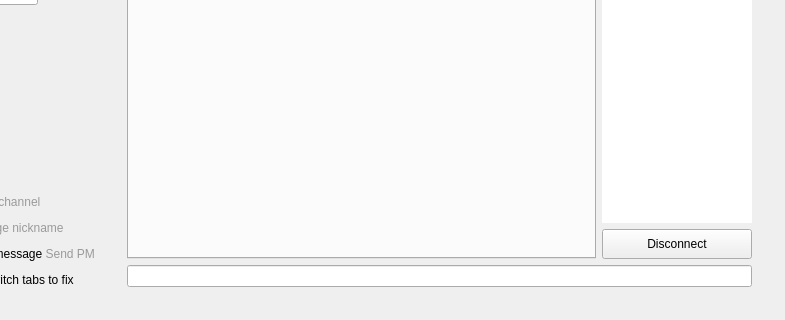
The window that src/qt/forms/chatwindow.ui (Quadmium/DopeCoinV3) describes before a commit, drawn with Qt 5; both pictures show x 163 to 948 and y 234 to 554 of the 948 by 554 pixel window.
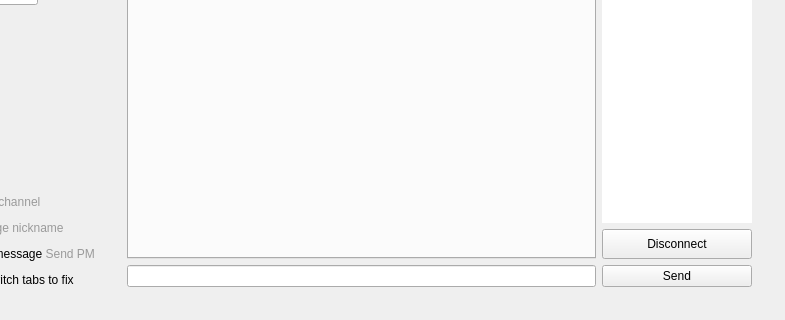
The same window after the commit.

```diff
--- a/src/qt/forms/chatwindow.ui
+++ b/src/qt/forms/chatwindow.ui
@@ -150,22 +150,6 @@
          <property name="sizeConstraint">
           <enum>QLayout::SetDefaultConstraint</enum>
          </property>
-         <item row="3" column="0" colspan="2">
-          <widget class="QLineEdit" name="lineEdit">
-           <property name="sizePolicy">
-            <sizepolicy hsizetype="Minimum" vsizetype="Fixed">
-             <horstretch>0</horstretch>
-             <verstretch>0</verstretch>
-            </sizepolicy>
-           </property>
-           <property name="maximumSize">
-            <size>
-             <width>16777215</width>
-             <height>30</height>
-            </size>
-           </property>
-          </widget>
-         </item>
          <item row="0" column="1">
           <widget class="QListView" name="userView">
            <property name="sizePolicy">
@@ -236,6 +220,29 @@
            </property>
           </widget>
          </item>
+         <item row="3" column="0">
+          <widget class="QLineEdit" name="lineEdit">
+           <property name="sizePolicy">
+            <sizepolicy hsizetype="Minimum" vsizetype="Fixed">
+             <horstretch>0</horstretch>
+             <verstretch>0</verstretch>
+            </sizepolicy>
+           </property>
+           <property name="maximumSize">
+            <size>
+             <width>16777215</width>
+             <height>30</height>
+            </size>
+           </property>
+          </widget>
+         </item>
+         <item row="3" column="1">
+          <widget class="QPushButton" name="send">
+           <property name="text">
+            <string>Send</string>
+           </property>
+          </widget>
+         </item>
         </layout>
         <zorder>tab</zorder>
         <zorder>lineEdit</zorder>
```
Left out of the diff: 1 changed line with no effect on the pictures.
